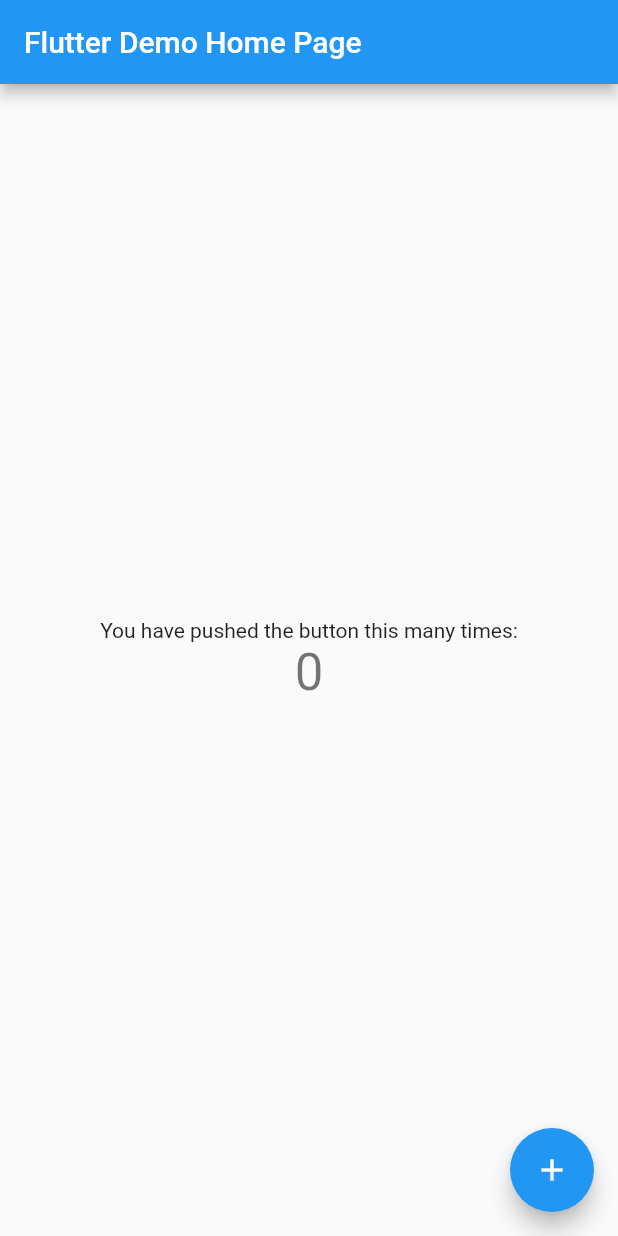
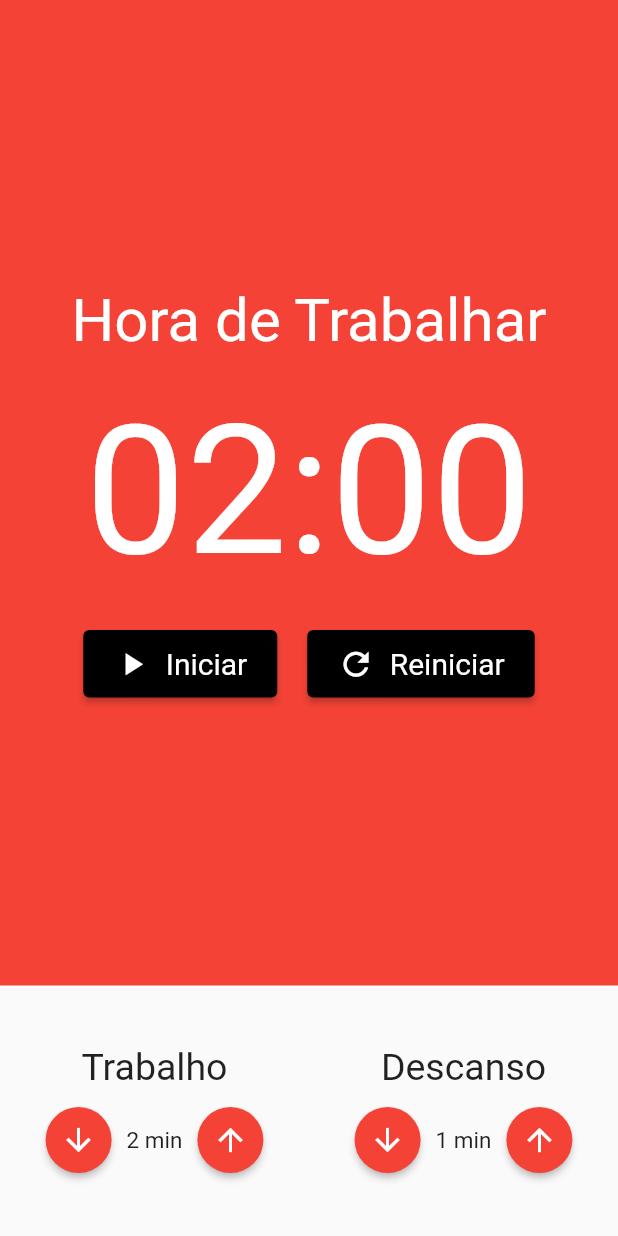
Before and after one commit to AndersonD-art/PomoDoro_GetX, a Flutter app: the screen it shows after launch, on a phone screen of 412 x 824 dp. Run offline on Flutter 3.47's test engine with Material 2 defaults, Android fonts, the light colour scheme and no system bars; our stand-ins replace get.

Commit message:
finishing the project

```diff
--- /dev/null
+++ b/lib/components/input_time.dart
@@ -0,0 +1,69 @@
+import 'package:flutter/material.dart';
+import 'package:get/get.dart';
+import 'package:pomodoro_getx/controller/pomodoro_controller.dart';
+
+class InputTime extends StatelessWidget {
+  final int interval;
+  final String title;
+  final void Function()? inc;
+  final void Function()? dec;
+  const InputTime({
+    Key? key,
+    required this.interval,
+    required this.title,
+    this.inc,
+    this.dec,
+  }) : super(key: key);
+
+  @override
+  Widget build(BuildContext context) {
+    final Controller controller = Get.put(Controller());
+    return Column(
+      crossAxisAlignment: CrossAxisAlignment.center,
+      children: [
+        Text(
+          this.title,
+          style: TextStyle(
+            fontSize: 25,
+          ),
+        ),
+        SizedBox(height: 10),
+        Row(
+          mainAxisAlignment: MainAxisAlignment.center,
+          children: [
+            ElevatedButton(
+              onPressed: this.dec,
+              child: Icon(
+                Icons.arrow_downward,
+                color: Colors.white,
+              ),
+              style: ElevatedButton.styleFrom(
+                shape: CircleBorder(),
+                padding: EdgeInsets.all(10),
+                primary: controller.isWork() ? Colors.red : Colors.green,
+              ),
+            ),
+            Text(
+              '${this.interval} min',
+              style: TextStyle(
+                fontSize: 15,
+              ),
+            ),
+            ElevatedButton(
+              onPressed: this.inc,
+              child: Icon(
+                Icons.arrow_upward,
+                color: Colors.white,
+              ),
+              style: ElevatedButton.styleFrom(
+                shape: CircleBorder(),
+                padding: EdgeInsets.all(10),
+                primary: controller.isWork() ? Colors.red : Colors.green,
+              ),
+            ),
+          ],
+        ),
+      ],
+    );
+  }
+}
--- /dev/null
+++ b/lib/components/stopwatch.dart
@@ -0,0 +1,72 @@
+import 'package:flutter/material.dart';
+import 'package:get/get.dart';
+import 'package:pomodoro_getx/components/stopwatch_button.dart';
+import 'package:pomodoro_getx/controller/pomodoro_controller.dart';
+
+class StopWatch extends StatelessWidget {
+  const StopWatch({Key? key}) : super(key: key);
+
+  @override
+  Widget build(BuildContext context) {
+    final Controller controller = Get.put(Controller());
+    return Obx(
+      () => Container(
+        color: controller.isWork() ? Colors.red : Colors.green,
+        child: Column(
+          mainAxisAlignment: MainAxisAlignment.center,
+          children: [
+            Text(
+              controller.isWork() ? 'Hora de Trabalhar' : 'Hora de Descansar',
+              style: TextStyle(
+                fontSize: 40,
+                color: Colors.white,
+              ),
+            ),
+            SizedBox(height: 20),
+            Text(
+              '${controller.minutes.toString().padLeft(2, '0')}:${controller.seconds.toString().padLeft(2, '0')}',
+              style: TextStyle(
+                fontSize: 120,
+                color: Colors.white,
+              ),
+            ),
+            SizedBox(
+              height: 20,
+            ),
+            Row(
+              mainAxisAlignment: MainAxisAlignment.center,
+              children: [
+                if (!controller.start)
+                  Padding(
+                    padding: const EdgeInsets.only(right: 10),
+                    child: StopWatchButton(
+                      text: 'Iniciar',
+                      icon: Icons.play_arrow,
+                      click: controller.started,
+                    ),
+                  ),
+                if (controller.start)
+                  Padding(
+                    padding: const EdgeInsets.only(right: 10),
+                    child: StopWatchButton(
+                      text: 'Parar',
+                      icon: Icons.stop,
+                      click: controller.stop,
+                    ),
+                  ),
+                Padding(
+                  padding: const EdgeInsets.only(left: 10),
+                  child: StopWatchButton(
+                    text: 'Reiniciar',
+                    icon: Icons.refresh,
+                    click: controller.restart,
+                  ),
+                ),
+              ],
+            ),
+          ],
+        ),
+      ),
+    );
+  }
+}
--- /dev/null
+++ b/lib/components/stopwatch_button.dart
@@ -0,0 +1,42 @@
+import 'package:flutter/material.dart';
+
+class StopWatchButton extends StatelessWidget {
+  final String text;
+  final IconData icon;
+  final void Function()? click;
+  const StopWatchButton({
+    Key? key,
+    required this.text,
+    required this.icon,
+    this.click,
+  }) : super(key: key);
+
+  @override
+  Widget build(BuildContext context) {
+    return ElevatedButton(
+      style: ElevatedButton.styleFrom(
+        primary: Colors.black,
+        padding: EdgeInsets.symmetric(
+          horizontal: 20,
+          vertical: 10,
+        ),
+        textStyle: TextStyle(
+          fontSize: 20,
+        ),
+      ),
+      onPressed: click,
+      child: Row(
+        children: [
+          Padding(
+            padding: const EdgeInsets.only(right: 10),
+            child: Icon(
+              icon,
+              size: 25,
+            ),
+          ),
+          Text(text),
+        ],
+      ),
+    );
+  }
+}
--- /dev/null
+++ b/lib/controller/pomodoro_controller.dart
@@ -0,0 +1,103 @@
+import 'dart:async';
+
+import 'package:get/get.dart';
+
+enum TypeInterval { WORK, REST }
+
+class Controller extends GetxController {
+  final _start = false.obs;
+  get start => this._start.value;
+  set start(value) => this._start.value = value;
+
+  RxInt minutes = 2.obs;
+
+  RxInt seconds = 0.obs;
+
+  RxInt timeWork = 2.obs;
+
+  RxInt timeRest = 1.obs;
+
+  Rx<TypeInterval> typeInterval = Rx<TypeInterval>(TypeInterval.WORK);
+
+  Timer? stopwatch;
+
+  void started() {
+    start = true;
+    stopwatch = Timer.periodic(
+      Duration(milliseconds: 50),
+      (timer) {
+        if (minutes.value == 0 && seconds.value == 0) {
+          _switchIntervalType();
+        } else if (seconds.value == 0) {
+          seconds.value = 59;
+          minutes.value--;
+        } else {
+          seconds.value--;
+        }
+      },
+    );
+  }
+
+  void stop() {
+    start = false;
+    stopwatch?.cancel();
+  }
+
+  void restart() {
+    start = false;
+    stop();
+    minutes.value = isWork() ? timeWork.value : timeRest.value;
+    seconds.value = 0;
+  }
+
+  void incrementTimeWork() {
+    timeWork.value++;
+    if (isWork()) {
+      restart();
+    }
+  }
+
+  void decrementTimeWork() {
+    if (timeWork.value > 1) {
+      timeWork.value--;
+      if (isWork()) {
+        restart();
+      }
+    }
+  }
+
+  void incrementTimeRest() {
+    timeRest.value++;
+    if (isRest()) {
+      restart();
+    }
+  }
+
+  void decrementTimeRest() {
+    if (timeRest.value > 1) {
+      timeRest.value--;
+      if (isRest()) {
+        restart();
+      }
+    }
+  }
+
+  bool isWork() {
+    return typeInterval.value == TypeInterval.WORK;
+  }
+
+  bool isRest() {
+    return typeInterval.value == TypeInterval.REST;
+  }
+
+  void _switchIntervalType() {
+    if (isWork()) {
+      typeInterval.value = TypeInterval.REST;
+      minutes.value = timeRest.value;
+    } else {
+      typeInterval.value = TypeInterval.WORK;
+      minutes.value = timeWork.value;
+    }
+    seconds.value = 0;
+  }
+}
--- a/lib/main.dart
+++ b/lib/main.dart
@@ -1,113 +1,18 @@
+import 'package:flutter/cupertino.dart';
 import 'package:flutter/material.dart';
+import 'package:pomodoro_getx/pages/pomodoro.dart';
 
-void main() {
-  runApp(MyApp());
-}
+void main() => runApp(MyApp());
 
 class MyApp extends StatelessWidget {
-  // This widget is the root of your application.
   @override
   Widget build(BuildContext context) {
     return MaterialApp(
-      title: 'Flutter Demo',
+      debugShowCheckedModeBanner: false,
       theme: ThemeData(
-        // This is the theme of your application.
-        //
-        // Try running your application with "flutter run". You'll see the
-        // application has a blue toolbar. Then, without quitting the app, try
-        // changing the primarySwatch below to Colors.green and then invoke
-        // "hot reload" (press "r" in the console where you ran "flutter run",
-        // or simply save your changes to "hot reload" in a Flutter IDE).
-        // Notice that the counter didn't reset back to zero; the application
-        // is not restarted.
-        primarySwatch: Colors.blue,
+        primaryColor: Colors.blue,
       ),
-      home: MyHomePage(title: 'Flutter Demo Home Page'),
+      home: PomoDoro(),
     );
   }
 }
-
-class MyHomePage extends StatefulWidget {
-  MyHomePage({Key? key, required this.title}) : super(key: key);
-
-  // This widget is the home page of your application. It is stateful, meaning
-  // that it has a State object (defined below) that contains fields that affect
-  // how it looks.
-
-  // This class is the configuration for the state. It holds the values (in this
-  // case the title) provided by the parent (in this case the App widget) and
-  // used by the build method of the State. Fields in a Widget subclass are
-  // always marked "final".
-
-  final String title;
-
-  @override
-  _MyHomePageState createState() => _MyHomePageState();
-}
-
-class _MyHomePageState extends State<MyHomePage> {
-  int _counter = 0;
-
-  void _incrementCounter() {
-    setState(() {
-      // This call to setState tells the Flutter framework that something has
-      // changed in this State, which causes it to rerun the build method below
-      // so that the display can reflect the updated values. If we changed
-      // _counter without calling setState(), then the build method would not be
-      // called again, and so nothing would appear to happen.
-      _counter++;
-    });
-  }
-
-  @override
-  Widget build(BuildContext context) {
-    // This method is rerun every time setState is called, for instance as done
-    // by the _incrementCounter method above.
-    //
-    // The Flutter framework has been optimized to make rerunning build methods
-    // fast, so that you can just rebuild anything that needs updating rather
-    // than having to individually change instances of widgets.
-    return Scaffold(
-      appBar: AppBar(
-        // Here we take the value from the MyHomePage object that was created by
-        // the App.build method, and use it to set our appbar title.
-        title: Text(widget.title),
-      ),
-      body: Center(
-        // Center is a layout widget. It takes a single child and positions it
-        // in the middle of the parent.
-        child: Column(
-          // Column is also a layout widget. It takes a list of children and
-          // arranges them vertically. By default, it sizes itself to fit its
-          // children horizontally, and tries to be as tall as its parent.
-          //
-          // Invoke "debug painting" (press "p" in the console, choose the
-          // "Toggle Debug Paint" action from the Flutter Inspector in Android
-          // Studio, or the "Toggle Debug Paint" command in Visual Studio Code)
-          // to see the wireframe for each widget.
-          //
-          // Column has various properties to control how it sizes itself and
-          // how it positions its children. Here we use mainAxisAlignment to
-          // center the children vertically; the main axis here is the vertical
-          // axis because Columns are vertical (the cross axis would be
-          // horizontal).
-          mainAxisAlignment: MainAxisAlignment.center,
-          children: <Widget>[
-            Text(
-              'You have pushed the button this many times:',
-            ),
-            Text(
-              '$_counter',
-              style: Theme.of(context).textTheme.headline4,
-            ),
-          ],
-        ),
-      ),
-      floatingActionButton: FloatingActionButton(
-        onPressed: _incrementCounter,
-        tooltip: 'Increment',
-        child: Icon(Icons.add),
-      ), // This trailing comma makes auto-formatting nicer for build methods.
-    );
-  }
-}
--- /dev/null
+++ b/lib/pages/pomodoro.dart
@@ -0,0 +1,54 @@
+import 'package:flutter/material.dart';
+import 'package:get/get.dart';
+import 'package:pomodoro_getx/components/input_time.dart';
+import 'package:pomodoro_getx/components/stopwatch.dart';
+import 'package:pomodoro_getx/controller/pomodoro_controller.dart';
+
+class PomoDoro extends StatelessWidget {
+  const PomoDoro({Key? key}) : super(key: key);
+
+  @override
+  Widget build(BuildContext context) {
+    final Controller controller = Get.put(Controller());
+    return Scaffold(
+      body: Column(
+        crossAxisAlignment: CrossAxisAlignment.stretch,
+        children: [
+          Expanded(
+            child: StopWatch(),
+          ),
+          Padding(
+            padding: const EdgeInsets.symmetric(vertical: 40),
+            child: Obx(
+              () => Row(
+                mainAxisAlignment: MainAxisAlignment.spaceAround,
+                children: [
+                  InputTime(
+                    interval: controller.timeWork.value,
+                    title: 'Trabalho',
+                    inc: controller.start && controller.isWork()
+                        ? null
+                        : controller.incrementTimeWork,
+                    dec: controller.start && controller.isWork()
+                        ? null
+                        : controller.decrementTimeWork,
+                  ),
+                  InputTime(
+                    interval: controller.timeRest.value,
+                    title: 'Descanso',
+                    inc: controller.start && controller.isRest()
+                        ? null
+                        : controller.incrementTimeRest,
+                    dec: controller.start && controller.isRest()
+                        ? null
+                        : controller.decrementTimeRest,
+                  ),
+                ],
+              ),
+            ),
+          ),
+        ],
+      ),
+    );
+  }
+}
--- a/pubspec.yaml
+++ b/pubspec.yaml
@@ -28,6 +28,7 @@
   # The following adds the Cupertino Icons font to your application.
   # Use with the CupertinoIcons class for iOS style icons.
   cupertino_icons: ^1.0.2
+  get: ^4.3.8
 
 dev_dependencies:
   flutter_test:
```
Also changed, not shown: pubspec.lock, 1 other file.
